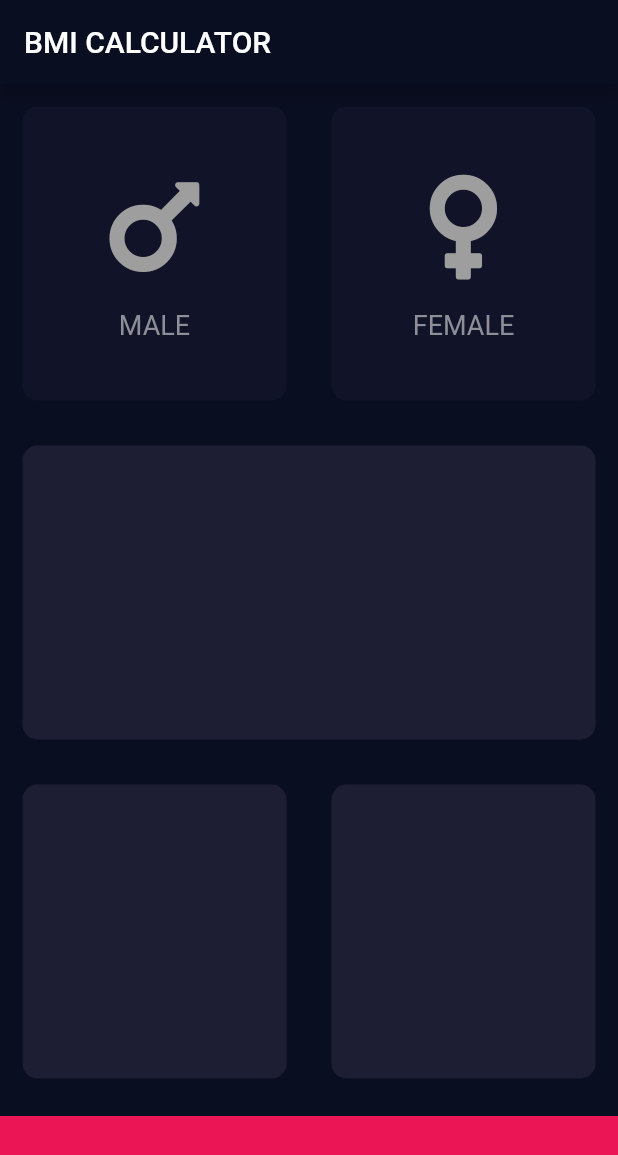
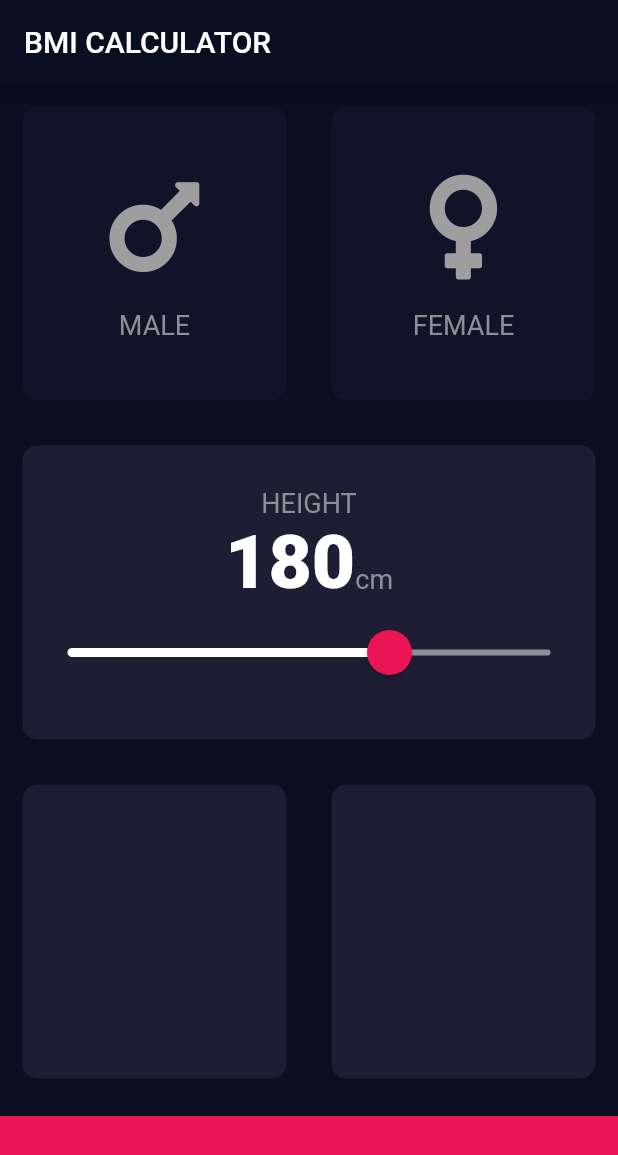
Before and after one commit to nonbeing/bmi-calculator-flutter, a Flutter app: the screen it shows after launch, on a phone screen of 412 x 824 dp. Shown: the top 1155 px of the screen. Run offline on Flutter 3.47's test engine with Material 2 defaults, Android fonts, the phone set to English and light mode, and no system bars; our stand-ins replace font_awesome_flutter.

Commit message:
112: Slider done

```diff
--- /dev/null
+++ b/lib/constants.dart
@@ -0,0 +1,17 @@
+import 'package:flutter/material.dart';
+
+const kTextColor = Color(0xFF8d8e98);
+
+const kLabelTextStyle = TextStyle(
+  fontSize: 18.0,
+  color: kTextColor,
+);
+
+const kNumberStyle = TextStyle(fontSize: 50.0, fontWeight: FontWeight.w900);
+
+const kBottomContainerHeight = 80.0;
+const kActiveCardColor = Color(0xFF1d1e33);
+const kInactiveCardColor = Color(0xFF111328);
+const kBottomContainerColor = Color(0xFFeb1555);
+const kSliderOverlayColor = Color(0x29eb1555);
+const kSliderInactiveColor = Color(0xFF8d8e98);
--- a/lib/input_page.dart
+++ b/lib/input_page.dart
@@ -2,11 +2,7 @@ import 'package:flutter/material.dart';
 import 'package:font_awesome_flutter/font_awesome_flutter.dart';
 import 'top_card.dart';
 import 'reusable_card.dart';
-
-const bottomContainerHeight = 80.0;
-const activeCardColor = Color(0xFF1d1e33);
-const inactiveCardColor = Color(0xFF111328);
-const bottomContainerColor = Color(0xFFeb1555);
+import 'constants.dart';
 
 enum Gender { male, female }
 
@@ -17,6 +13,7 @@ class InputPage extends StatefulWidget {
 
 class _InputPageState extends State<InputPage> {
   Gender selectedGender;
+  int height = 180;
 
   @override
   Widget build(BuildContext context) {
@@ -25,6 +22,7 @@ class _InputPageState extends State<InputPage> {
         title: Text('BMI CALCULATOR'),
       ),
       body: Column(
+        crossAxisAlignment: CrossAxisAlignment.stretch,
         children: <Widget>[
           Expanded(
             child: Row(
@@ -32,8 +30,8 @@ class _InputPageState extends State<InputPage> {
                 Expanded(
                   child: ReusableCard(
                     cardColor: selectedGender == Gender.male
-                        ? activeCardColor
-                        : inactiveCardColor,
+                        ? kActiveCardColor
+                        : kInactiveCardColor,
                     cardChild: TopCard(
                       iconName: FontAwesomeIcons.mars,
                       cardText: 'MALE',
@@ -48,8 +46,8 @@ class _InputPageState extends State<InputPage> {
                 Expanded(
                   child: ReusableCard(
                     cardColor: selectedGender == Gender.female
-                        ? activeCardColor
-                        : inactiveCardColor,
+                        ? kActiveCardColor
+                        : kInactiveCardColor,
                     cardChild: TopCard(
                       iconName: FontAwesomeIcons.venus,
                       cardText: 'FEMALE',
@@ -69,7 +67,44 @@ class _InputPageState extends State<InputPage> {
               children: <Widget>[
                 Expanded(
                   child: ReusableCard(
-                    cardColor: activeCardColor,
+                    cardColor: kActiveCardColor,
+                    cardChild: Column(
+                      mainAxisAlignment: MainAxisAlignment.center,
+                      children: <Widget>[
+                        Text('HEIGHT', style: kLabelTextStyle),
+                        Row(
+                          mainAxisAlignment: MainAxisAlignment.center,
+                          crossAxisAlignment: CrossAxisAlignment.baseline,
+                          textBaseline: TextBaseline.alphabetic,
+                          children: <Widget>[
+                            Text(height.toString(), style: kNumberStyle),
+                            Text('cm', style: kLabelTextStyle)
+                          ],
+                        ),
+                        SliderTheme(
+                          data: SliderTheme.of(context).copyWith(
+                            thumbColor: kBottomContainerColor,
+                            activeTrackColor: Colors.white,
+                            inactiveTrackColor: kSliderInactiveColor,
+                            thumbShape:
+                                RoundSliderThumbShape(enabledThumbRadius: 15.0),
+                            overlayShape:
+                                RoundSliderOverlayShape(overlayRadius: 30.0),
+                            overlayColor: kSliderOverlayColor,
+                          ),
+                          child: Slider(
+                            value: height.toDouble(),
+                            min: 100.0,
+                            max: 220.0,
+                            onChanged: (double newValue) {
+                              setState(() {
+                                height = newValue.toInt();
+                              });
+                            },
+                          ),
+                        )
+                      ],
+                    ),
                   ),
                 ),
               ],
@@ -80,22 +115,22 @@ class _InputPageState extends State<InputPage> {
               children: <Widget>[
                 Expanded(
                   child: ReusableCard(
-                    cardColor: activeCardColor,
+                    cardColor: kActiveCardColor,
                   ),
                 ),
                 Expanded(
                   child: ReusableCard(
-                    cardColor: activeCardColor,
+                    cardColor: kActiveCardColor,
                   ),
                 ),
               ],
             ),
           ),
           Container(
-              color: bottomContainerColor,
+              color: kBottomContainerColor,
               margin: EdgeInsets.only(top: 10.0),
               width: double.infinity,
-              height: bottomContainerHeight),
+              height: kBottomContainerHeight),
         ],
       ),
     );
--- a/lib/top_card.dart
+++ b/lib/top_card.dart
@@ -1,11 +1,5 @@
 import 'package:flutter/material.dart';
-
-const textColor = Color(0xFF8d8e98);
-
-const labelTextStyle = TextStyle(
-  fontSize: 18.0,
-  color: textColor,
-);
+import 'constants.dart';
 
 class TopCard extends StatelessWidget {
   final IconData iconName;
@@ -27,7 +21,7 @@ class TopCard extends StatelessWidget {
         ),
         Text(
           cardText,
-          style: labelTextStyle,
+          style: kLabelTextStyle,
         ),
       ],
     );
```
